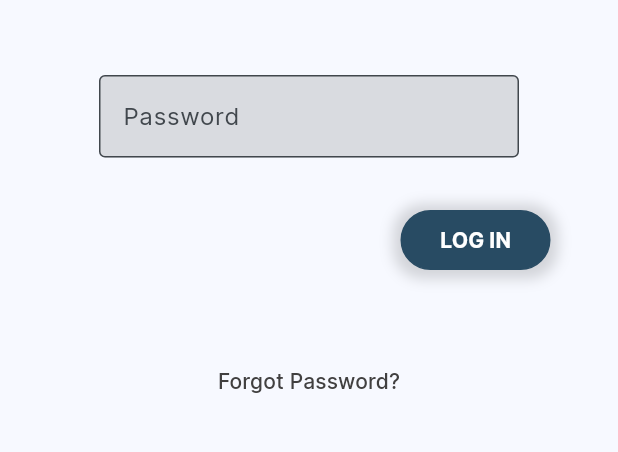
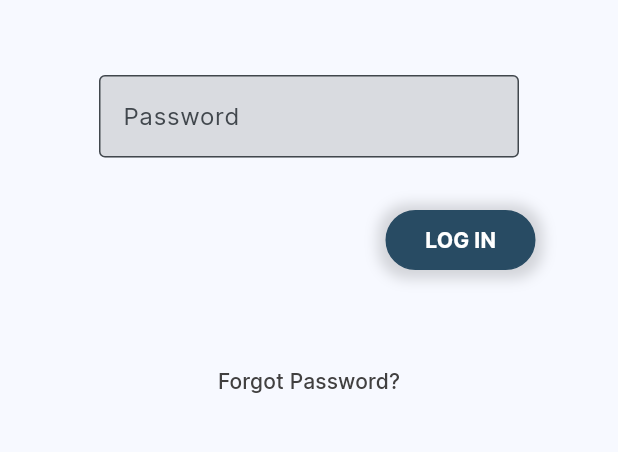
Before and after one commit to ZnerB16/BayesCrack, a Flutter app: the screen it shows after launch, after a tap on "NEXT", on a phone screen of 412 x 824 dp, the part 502-954 px from its top. Run offline on Flutter 3.47's test engine with Material 3 defaults, Android fonts, the phone set to English and light mode, and no system bars.

Commit message:
Started layout for login, signup, and forgot password, also added image and font assets

```diff
--- a/lib/login.dart
+++ b/lib/login.dart
@@ -62,7 +62,7 @@ class _LoginUserState extends State<LoginUser> {
 
             // Next button using container, box decoration, and align
             Padding(
-                padding: const EdgeInsets.only(right: 45),
+                padding: const EdgeInsets.only(right: 55),
               child:  Align(
                 alignment: Alignment.centerRight,
                 child: Container(
@@ -188,7 +188,7 @@ class _LoginPassState extends State<LoginPass > {
 
             const Padding(padding: EdgeInsets.only(top: 35)),
             Padding(
-              padding: const EdgeInsets.only(right: 45),
+              padding: const EdgeInsets.only(right: 55),
               child:  Align(
                 alignment: Alignment.centerRight,
                 child: Container(
```
Also changed, not shown: pubspec.yaml (+15 -0 lines).
